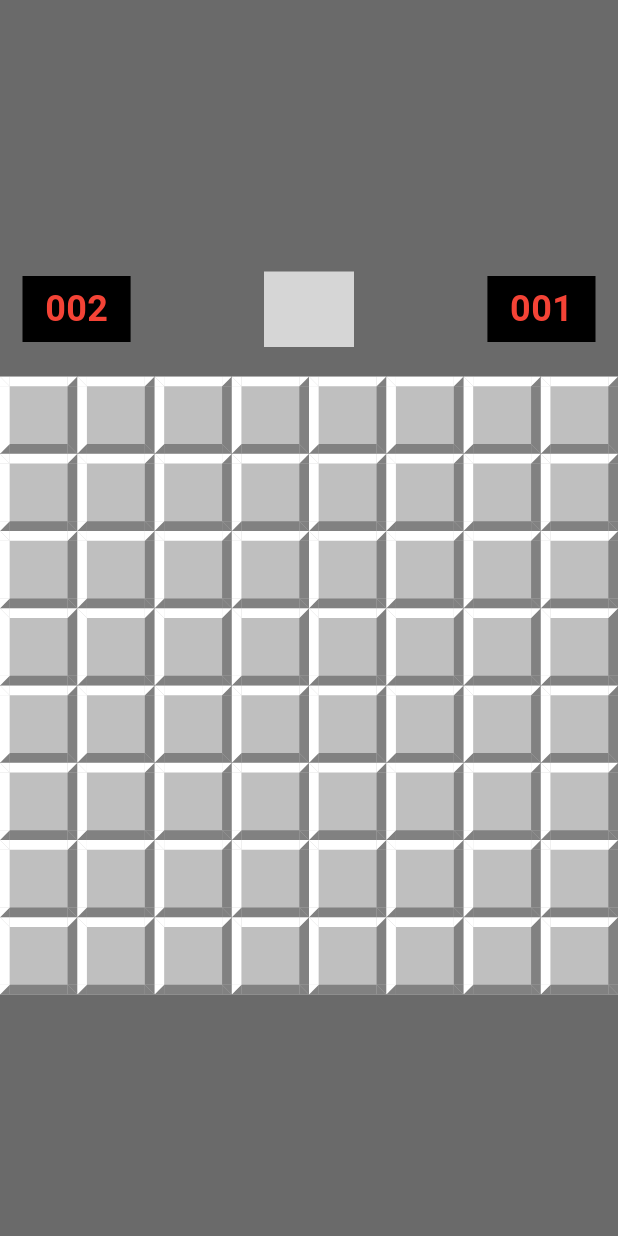
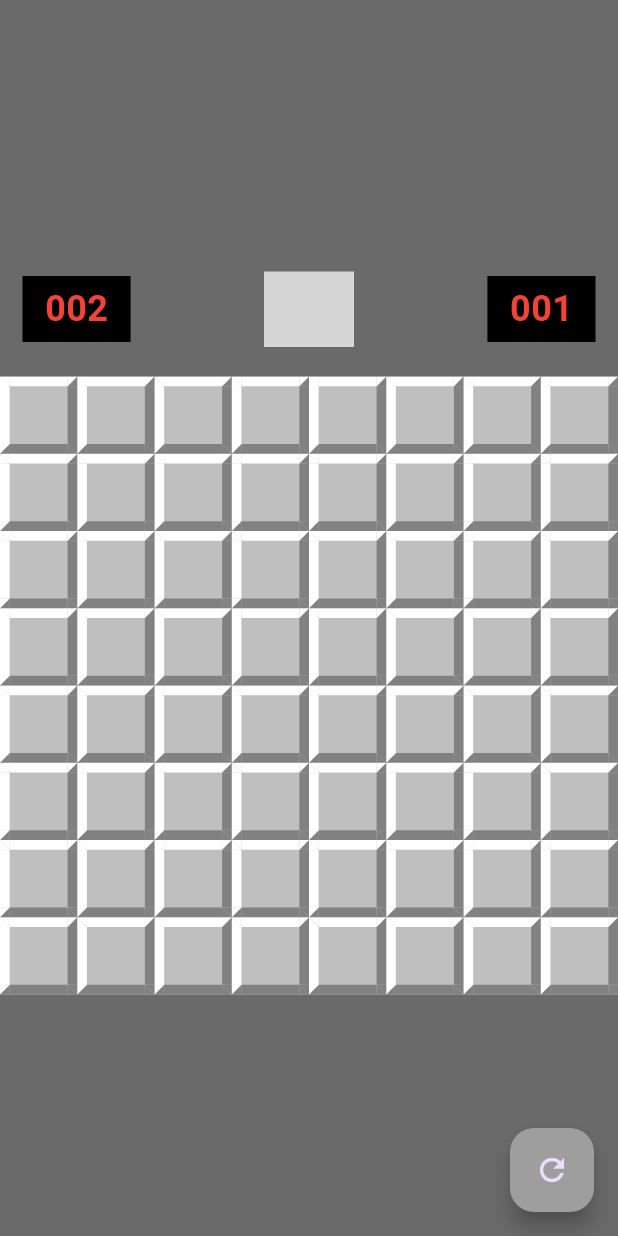
Before and after one commit to ParimSsme/mine_sweeper, a Flutter app: the GamePage screen opened by its route, on a phone screen of 412 x 824 dp. Run offline on Flutter 3.47's test engine with Material 3 defaults, Android fonts, the phone set to English and light mode, and no system bars; our stand-ins replace confetti, flutter_svg, get; missing offline and left inert: alerter; grey boxes are pictures that could not be loaded.

Commit message:
add reset game feature in game page

```diff
--- a/lib/presentation/pages/game_page.dart
+++ b/lib/presentation/pages/game_page.dart
@@ -141,6 +141,18 @@ class GamePage extends StatelessWidget {
           ],
         ),
       ),
+      floatingActionButton: Obx(
+        () => FloatingActionButton(
+          onPressed: controller.isGameEnded()
+              ? () {
+                  controller.resetGame();
+                }
+              : null,
+          backgroundColor: controller.isGameEnded() ? Colors.blue : Colors.grey,
+          tooltip: 'New Game',
+          child: const Icon(Icons.refresh),
+        ),
+      ),
     );
   }
 }
```
Also changed, not shown: lib/presentation/controllers/game_controller.dart (+19 -1 lines).
